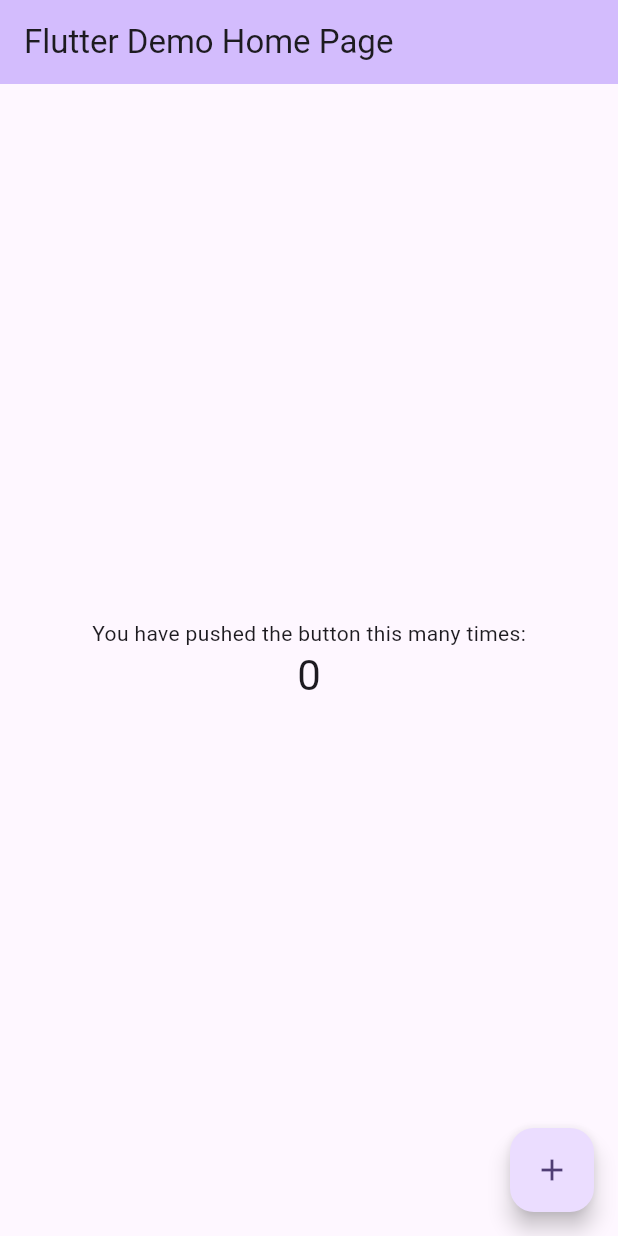
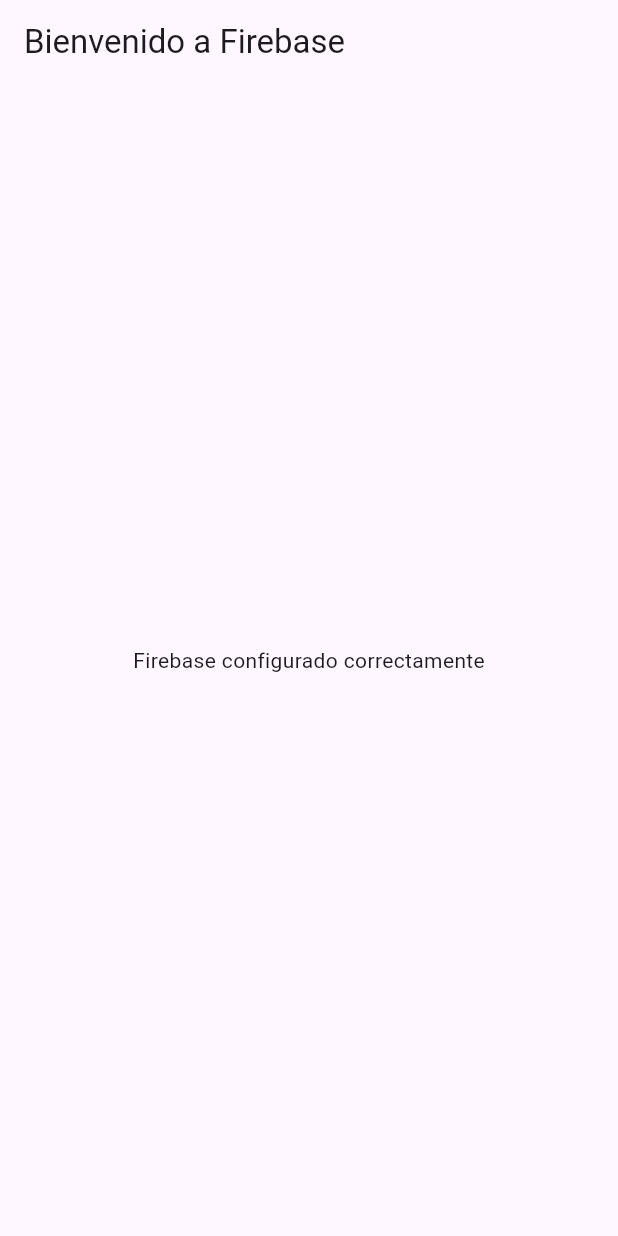
Before and after one commit to getbythespace/sanamente, a Flutter app: the screen it shows after launch, on a phone screen of 412 x 824 dp. Run offline on Flutter 3.47's test engine with Material 3 defaults, Android fonts, the phone set to English and light mode, and no system bars; our stand-ins replace firebase_core; accounts and stored records are empty; generated files the repository leaves out were written again.

Commit message:
Integración firebase

```diff
--- a/lib/main.dart
+++ b/lib/main.dart
@@ -1,125 +1,42 @@
 import 'package:flutter/material.dart';
+import 'package:firebase_core/firebase_core.dart';
+import 'firebase_options.dart';
 
-void main() {
+void main() async {
+  WidgetsFlutterBinding.ensureInitialized();
+  await Firebase.initializeApp(
+    options: DefaultFirebaseOptions.currentPlatform,
+  );
   runApp(const MyApp());
 }
 
 class MyApp extends StatelessWidget {
   const MyApp({super.key});
 
-  // This widget is the root of your application.
   @override
   Widget build(BuildContext context) {
     return MaterialApp(
-      title: 'Flutter Demo',
+      title: 'Sanamente App',
       theme: ThemeData(
-        // This is the theme of your application.
-        //
-        // TRY THIS: Try running your application with "flutter run". You'll see
-        // the application has a purple toolbar. Then, without quitting the app,
-        // try changing the seedColor in the colorScheme below to Colors.green
-        // and then invoke "hot reload" (save your changes or press the "hot
-        // reload" button in a Flutter-supported IDE, or press "r" if you used
-        // the command line to start the app).
-        //
-        // Notice that the counter didn't reset back to zero; the application
-        // state is not lost during the reload. To reset the state, use hot
-        // restart instead.
-        //
-        // This works for code too, not just values: Most code changes can be
-        // tested with just a hot reload.
-        colorScheme: ColorScheme.fromSeed(seedColor: Colors.deepPurple),
-        useMaterial3: true,
+        primarySwatch: Colors.blue,
       ),
-      home: const MyHomePage(title: 'Flutter Demo Home Page'),
+      home: const HomeScreen(),
     );
   }
 }
 
-class MyHomePage extends StatefulWidget {
-  const MyHomePage({super.key, required this.title});
-
-  // This widget is the home page of your application. It is stateful, meaning
-  // that it has a State object (defined below) that contains fields that affect
-  // how it looks.
-
-  // This class is the configuration for the state. It holds the values (in this
-  // case the title) provided by the parent (in this case the App widget) and
-  // used by the build method of the State. Fields in a Widget subclass are
-  // always marked "final".
-
-  final String title;
-
-  @override
-  State<MyHomePage> createState() => _MyHomePageState();
-}
-
-class _MyHomePageState extends State<MyHomePage> {
-  int _counter = 0;
-
-  void _incrementCounter() {
-    setState(() {
-      // This call to setState tells the Flutter framework that something has
-      // changed in this State, which causes it to rerun the build method below
-      // so that the display can reflect the updated values. If we changed
-      // _counter without calling setState(), then the build method would not be
-      // called again, and so nothing would appear to happen.
-      _counter++;
-    });
-  }
+class HomeScreen extends StatelessWidget {
+  const HomeScreen({super.key});
 
   @override
   Widget build(BuildContext context) {
-    // This method is rerun every time setState is called, for instance as done
-    // by the _incrementCounter method above.
-    //
-    // The Flutter framework has been optimized to make rerunning build methods
-    // fast, so that you can just rebuild anything that needs updating rather
-    // than having to individually change instances of widgets.
     return Scaffold(
       appBar: AppBar(
-        // TRY THIS: Try changing the color here to a specific color (to
-        // Colors.amber, perhaps?) and trigger a hot reload to see the AppBar
-        // change color while the other colors stay the same.
-        backgroundColor: Theme.of(context).colorScheme.inversePrimary,
-        // Here we take the value from the MyHomePage object that was created by
-        // the App.build method, and use it to set our appbar title.
-        title: Text(widget.title),
+        title: const Text('Bienvenido a Firebase'),
       ),
-      body: Center(
-        // Center is a layout widget. It takes a single child and positions it
-        // in the middle of the parent.
-        child: Column(
-          // Column is also a layout widget. It takes a list of children and
-          // arranges them vertically. By default, it sizes itself to fit its
-          // children horizontally, and tries to be as tall as its parent.
-          //
-          // Column has various properties to control how it sizes itself and
-          // how it positions its children. Here we use mainAxisAlignment to
-          // center the children vertically; the main axis here is the vertical
-          // axis because Columns are vertical (the cross axis would be
-          // horizontal).
-          //
-          // TRY THIS: Invoke "debug painting" (choose the "Toggle Debug Paint"
-          // action in the IDE, or press "p" in the console), to see the
-          // wireframe for each widget.
-          mainAxisAlignment: MainAxisAlignment.center,
-          children: <Widget>[
-            const Text(
-              'You have pushed the button this many times:',
-            ),
-            Text(
-              '$_counter',
-              style: Theme.of(context).textTheme.headlineMedium,
-            ),
-          ],
-        ),
+      body: const Center(
+        child: Text('Firebase configurado correctamente'),
       ),
-      floatingActionButton: FloatingActionButton(
-        onPressed: _incrementCounter,
-        tooltip: 'Increment',
-        child: const Icon(Icons.add),
-      ), // This trailing comma makes auto-formatting nicer for build methods.
     );
   }
 }
```
Also changed, not shown: pubspec.yaml (+18 -71 lines), pubspec.lock, 6 other files.
